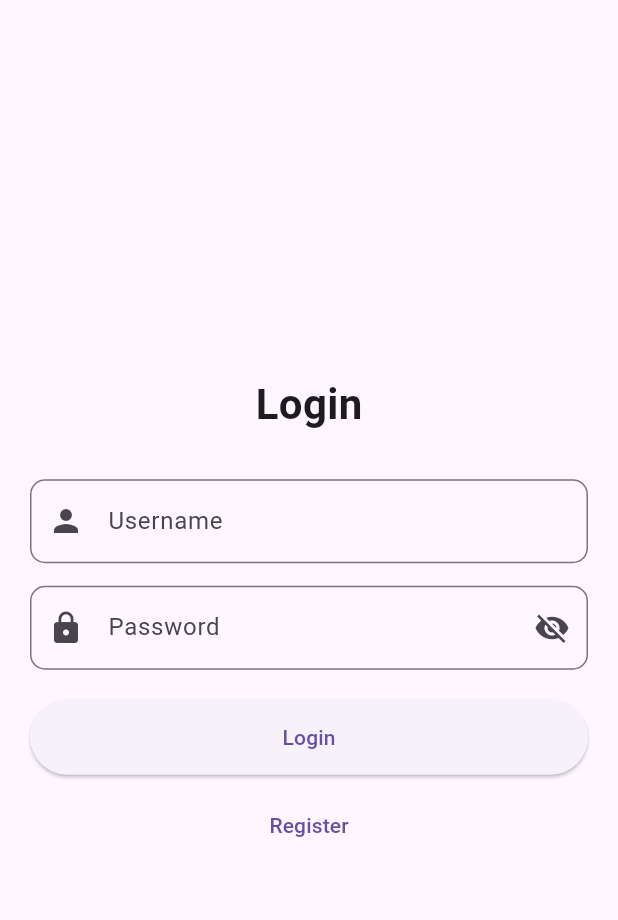
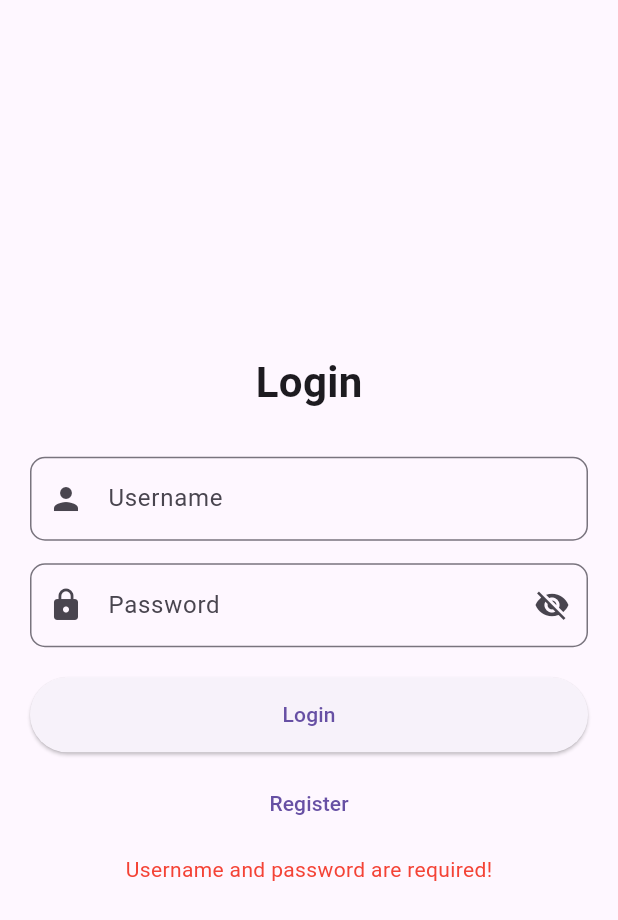
Before and after one commit to zrsoo/MobileSec, a Flutter app: the screen it shows after launch, after a tap on "Login", on a phone screen of 412 x 824 dp. Shown: the top 920 px of the screen. Run offline on Flutter 3.47's test engine with Material 3 defaults, Android fonts, the phone set to English and light mode, and no system bars.

Commit message:
FE - HTTPS login working

```diff
--- a/mobile_app/lib/screens/login.dart
+++ b/mobile_app/lib/screens/login.dart
@@ -1,4 +1,5 @@
 import 'package:flutter/material.dart';
+import '../services/api_service.dart';
 
 class LoginScreen extends StatefulWidget {
   const LoginScreen({super.key});
@@ -11,6 +12,41 @@ class _LoginScreenState extends State<LoginScreen> {
   final TextEditingController _usernameController = TextEditingController();
   final TextEditingController _passwordController = TextEditingController();
   bool _isPasswordVisible = false;
+  bool _isLoading = false;
+  String? _errorMessage;
+
+  Future<void> _login() async {
+    setState(() {
+      _isLoading = true;
+      _errorMessage = null;
+    });
+
+    final String username = _usernameController.text.trim();
+    final String password = _passwordController.text.trim();
+
+    if (username.isEmpty || password.isEmpty) {
+      setState(() {
+        _isLoading = false;
+        _errorMessage = "Username and password are required!";
+      });
+      return;
+    }
+
+    final response = await ApiService.login(username, password);
+
+    if (response["success"]) {
+      print("Login successful! Token: ${response["token"]}");
+      // TODO: Store token securely & navigate to the home screen
+    } else {
+      setState(() {
+        _errorMessage = response["error"];
+      });
+    }
+
+    setState(() {
+      _isLoading = false;
+    });
+  }
 
   @override
   Widget build(BuildContext context) {
@@ -59,10 +95,10 @@ class _LoginScreenState extends State<LoginScreen> {
                 ),
               ),
               const SizedBox(height: 20),
-              ElevatedButton(
-                onPressed: () {
-                  // TODO: Implement login logic
-                },
+              _isLoading
+                  ? const CircularProgressIndicator()
+                  : ElevatedButton(
+                onPressed: _login,
                 style: ElevatedButton.styleFrom(
                   minimumSize: const Size(double.infinity, 50),
                 ),
@@ -75,6 +111,14 @@ class _LoginScreenState extends State<LoginScreen> {
                 },
                 child: const Text("Register"),
               ),
+              if (_errorMessage != null)
+                Padding(
+                  padding: const EdgeInsets.only(top: 10),
+                  child: Text(
+                    _errorMessage!,
+                    style: const TextStyle(color: Colors.red),
+                  ),
+                ),
             ],
           ),
         ),
--- a/mobile_app/pubspec.yaml
+++ b/mobile_app/pubspec.yaml
@@ -35,6 +35,7 @@ dependencies:
   # The following adds the Cupertino Icons font to your application.
   # Use with the CupertinoIcons class for iOS style icons.
   cupertino_icons: ^1.0.8
+  http: ^1.3.0
 
 dev_dependencies:
   flutter_test:
```
Also changed, not shown: mobile_app/lib/services/api_service.dart (added, +38 -0 lines).
